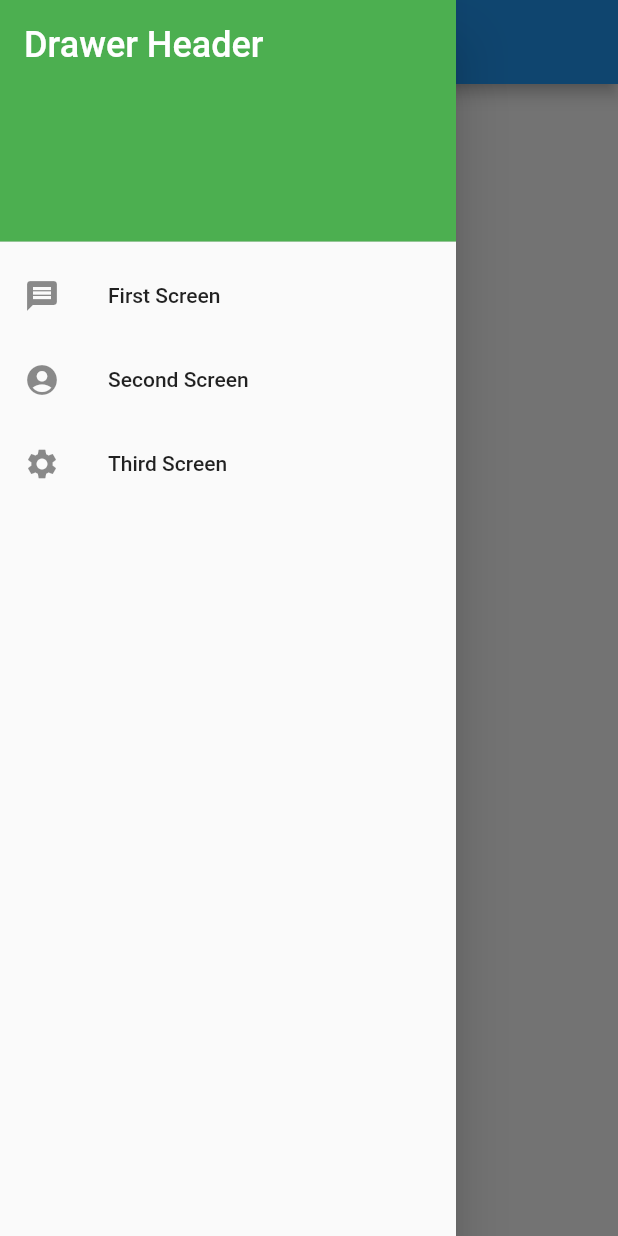
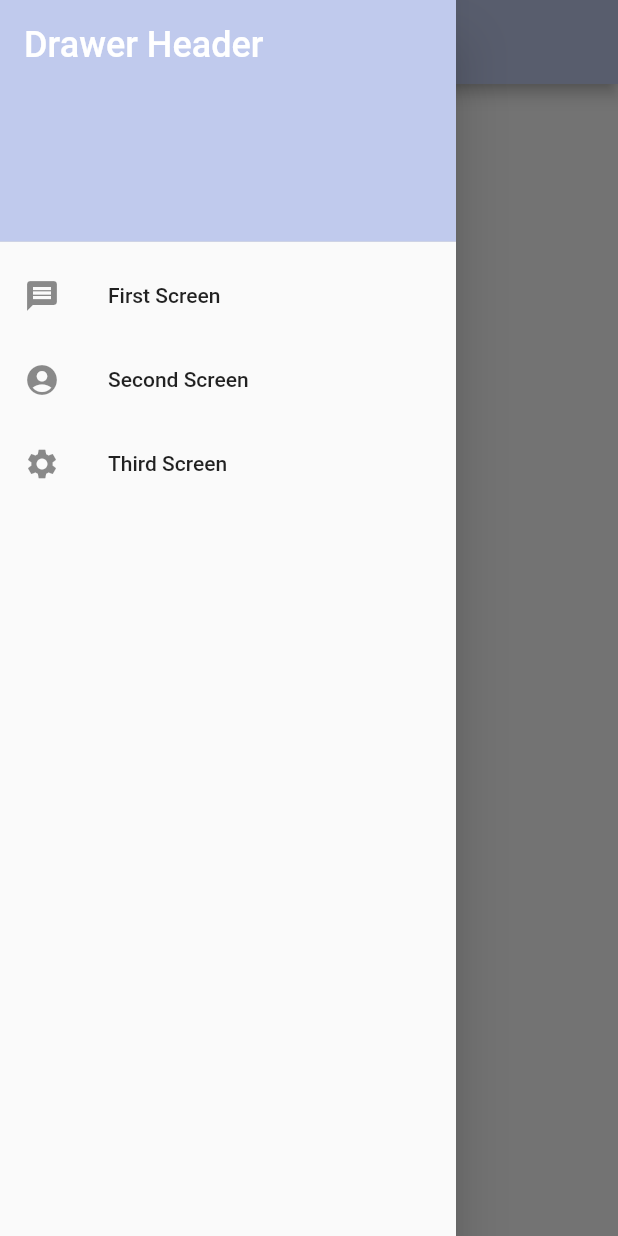
Before and after one commit to Badymits/AppDevFinals, a Flutter app: the screen it shows after launch, with the side drawer open, on a phone screen of 412 x 824 dp. Run offline on Flutter 3.47's test engine with Material 2 defaults, Android fonts, the phone set to English and light mode, and no system bars.

Commit message:
changed color of appbar in home screen and navbar

```diff
--- a/lib/home.dart
+++ b/lib/home.dart
@@ -1,18 +1,36 @@
 import 'package:flutter/material.dart';
 import 'navigation.dart';
+
+const primaryColor = Color(0xFFC0CAED);
+
+const textColor = Color(0xFF091747);
 
 class home extends StatelessWidget {
   const home({Key? key}) : super(key: key);
 
   @override
   Widget build(BuildContext context) {
-
     return Scaffold(
       appBar: AppBar(
-        title: const Text('Named First Screen'),
+        title: Column(
+          mainAxisAlignment: MainAxisAlignment.start,
+          crossAxisAlignment: CrossAxisAlignment.start,
+          children: const [
+             Text(
+                  "KAE",
+                  style: TextStyle(color: textColor, fontSize: 20.0),
+              ),
+              Text(
+                "Better nutrition for a better life",
+                style: TextStyle(color: textColor, fontSize: 13.0, fontStyle: FontStyle.italic),
+              )
+          ],
+        ),
+        backgroundColor: primaryColor,
       ),
+
       body: const Center(
-          child: Text('First Screen')
+          child: Text('Home Screen')
       ),
       drawer: NavDrawer(screen: '/'),
     );
--- a/lib/main.dart
+++ b/lib/main.dart
@@ -3,10 +3,13 @@ import 'contact.dart';
 import 'product.dart';
 import 'home.dart';
 
+const primaryColor = Color(0xFF03B4C6);
+
 void main() {
   runApp(
     MaterialApp(
       title: 'Named Routes Demo',
+
       // Start the app with the "/" named route. In this case, the app starts
       // on the FirstScreen widget.
       initialRoute: '/',
@@ -17,7 +20,11 @@ void main() {
         '/second': (context) => const product(),
         '/third': (context) => const contact(),
       },
+      theme: ThemeData(
+        primaryColor: primaryColor,
+      ),
     ),
+
   );
 }
 
--- a/lib/navigation.dart
+++ b/lib/navigation.dart
@@ -3,6 +3,8 @@ import 'package:flutter/material.dart';
 import 'home.dart';
 import 'product.dart';
 import 'contact.dart';
+
+const primaryColor = Color(0xFFC0CAED);
 
 class NavDrawer extends StatelessWidget {
 
@@ -18,7 +20,7 @@ class NavDrawer extends StatelessWidget {
         children: <Widget>[
           const DrawerHeader(
             decoration: BoxDecoration(
-              color: Colors.green,
+              color: primaryColor,
             ),
             child: Text(
               'Drawer Header',
```
